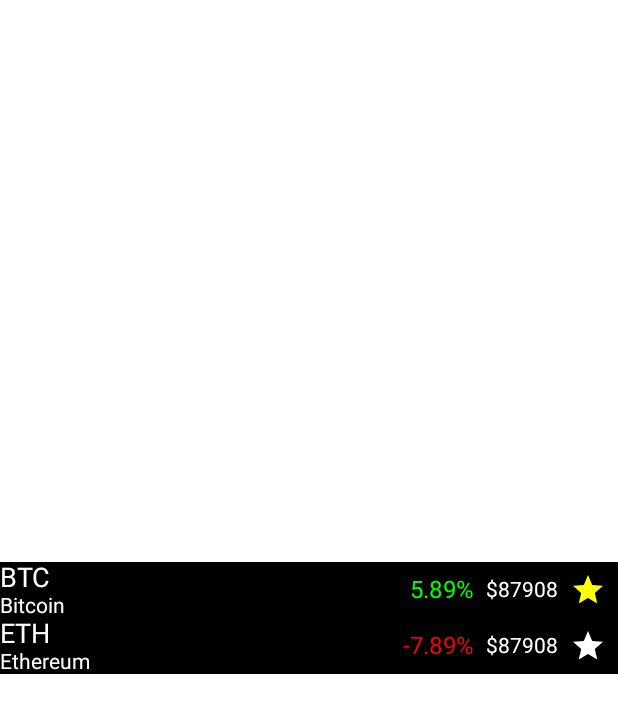
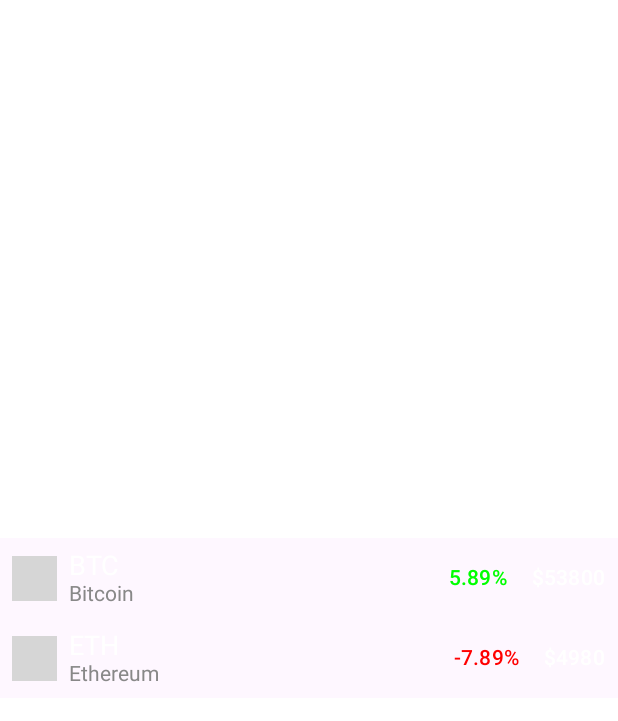
Before and after one commit to sebas1207/infocoinapp, an Android app built with Jetpack Compose: the @Preview function AssetRowPreview, on a phone screen of 412 x 824 dp. Shown: the top 721 px of the screen. Run offline under Robolectric (Android 15) with nearby library versions, the phone set to English and light mode, and no system bars; pictures from the network do not load; grey boxes are pictures that could not be loaded.

```diff
--- a/app/src/main/java/com/example/infocoinapp/AssetsView.kt
+++ b/app/src/main/java/com/example/infocoinapp/AssetsView.kt
@@ -1,74 +1,99 @@
 package com.example.infocoinapp
 
 import androidx.compose.foundation.background
-import androidx.compose.foundation.layout.Arrangement
-import androidx.compose.foundation.layout.Column
-import androidx.compose.foundation.layout.Row
-import androidx.compose.foundation.layout.Spacer
-import androidx.compose.foundation.layout.fillMaxSize
-import androidx.compose.foundation.layout.fillMaxWidth
-import androidx.compose.foundation.layout.padding
+import androidx.compose.foundation.layout.*
+import androidx.compose.foundation.lazy.LazyColumn
+import androidx.compose.foundation.lazy.items
 import androidx.compose.material.icons.Icons
-import androidx.compose.material.icons.filled.CheckCircle
-import androidx.compose.material.icons.filled.KeyboardArrowUp
-import androidx.compose.material.icons.filled.Star
+import androidx.compose.material.icons.filled.AccountCircle
 import androidx.compose.material3.Icon
+import androidx.compose.material3.MaterialTheme
 import androidx.compose.material3.Text
 import androidx.compose.runtime.Composable
+import androidx.compose.runtime.collectAsState
+import androidx.compose.runtime.getValue
 import androidx.compose.ui.Alignment
 import androidx.compose.ui.Modifier
 import androidx.compose.ui.graphics.Color
+import androidx.compose.ui.platform.LocalInspectionMode
 import androidx.compose.ui.tooling.preview.Preview
 import androidx.compose.ui.unit.dp
 import androidx.compose.ui.unit.sp
+import androidx.hilt.navigation.compose.hiltViewModel
 import coil3.compose.AsyncImage
 import com.example.infocoinapp.models.Asset
+import com.example.infocoinapp.viewModels.AssetsListViewModel
+import com.example.infocoinapp.ui.theme.Typography
 
 @Composable
-fun AssetRow(asset: Asset){
+fun AssetsList(viewModel: AssetsListViewModel = hiltViewModel()) {
+    val assets by viewModel.assets.collectAsState()
+    LazyColumn(
+        modifier = Modifier
+            .fillMaxHeight()
+            .background(MaterialTheme.colorScheme.onBackground)
+    ) {
+        items(assets, key = { it.id }) { asset ->
+            AssetRow(asset)
+        }
+    }
+}
+
+@Composable
+fun AssetRow(asset: Asset) {
     Row(
-        modifier = Modifier.fillMaxWidth().background(Color.Black)
+        modifier = Modifier
+            .fillMaxWidth()
+            .background(MaterialTheme.colorScheme.surface)
+            .padding(vertical = 8.dp),
+        verticalAlignment = Alignment.CenterVertically
     ) {
-//        Icon(
-//            imageVector = Icons.Filled.CheckCircle,
-//            contentDescription = null,
-//            tint = Color.Red,
-//            modifier =  Modifier.padding(horizontal = 8.dp).align(Alignment.CenterVertically)
-//        )
-        AsyncImage(
-            model="https://assets.coincap.io/assets/icons/${asset.symbol}@2x.png",
-            contentDescription = null
-        )
+        Box(
+            modifier = Modifier.padding(horizontal = 8.dp)
+        ) {
+            if (LocalInspectionMode.current) {
+                Icon(
+                    imageVector = Icons.Filled.AccountCircle,
+                    contentDescription = null,
+                    tint = Color.White,
+                    modifier = Modifier.size(30.dp)
+                )
+            } else {
+                AsyncImage(
+                    model = "https://assets.coincap.io/assets/icons/${asset.symbol.lowercase()}@2x.png",
+                    contentDescription = null,
+                    modifier = Modifier.size(30.dp)
+                )
+            }
+        }
+
         Column {
             Text(
                 text = asset.symbol,
                 fontSize = 18.sp,
                 color = Color.White
             )
-            Text(text = asset.name,
+            Text(
+                text = asset.name,
                 fontSize = 14.sp,
-                color = Color.White
+                color = Color.Gray
             )
         }
+
         Spacer(modifier = Modifier.weight(1f))
+
         Text(
-            text= "${asset.percentage}%",
-            fontSize = 16.sp,
-            color = if(asset.percentage>=0) Color.Green else Color.Red,
-            modifier =  Modifier.align(Alignment.CenterVertically)
+            text = "${asset.percentage}%",
+            color = if (asset.percentage >= 0) Color.Green else Color.Red,
+            style = Typography.labelLarge,
+            modifier = Modifier.padding(horizontal = 8.dp)
         )
-        Text(text ="$87908",
-            fontSize = 14.sp,
+
+        Text(
+            text = "$${asset.price}",
             color = Color.White,
-            modifier =  Modifier.padding(horizontal = 8.dp).align(Alignment.CenterVertically)
-        )
-        Icon(
-            imageVector = Icons.Filled.Star,
-            contentDescription = "Favorite",
-            tint = if(asset.favorite) Color.Yellow else Color.White,
-            modifier = Modifier
-                .padding(end = 8.dp)
-                .align(Alignment.CenterVertically)
+            style = Typography.labelLarge,
+            modifier = Modifier.padding(horizontal = 8.dp)
         )
     }
 }
@@ -78,33 +103,28 @@ fun AssetRow(asset: Asset){
     showSystemUi = true
 )
 @Composable
-fun AssetRowPreview(){
-    Column(verticalArrangement = Arrangement.Center,
+fun AssetRowPreview() {
+    Column(
+        verticalArrangement = Arrangement.Center,
         modifier = Modifier.fillMaxSize()
-    ){
+    ) {
         AssetRow(
             Asset(
                 id = "01",
-                name ="Bitcoin",
+                name = "Bitcoin",
                 symbol = "BTC",
-                price= "5.38",
+                price = "53800",
                 percentage = 5.89,
-                url = "esiufiwe",
-                favorite = true
             )
         )
         AssetRow(
             Asset(
                 id = "02",
-                name ="Ethereum",
+                name = "Ethereum",
                 symbol = "ETH",
-                price= "4.98",
+                price = "4980",
                 percentage = -7.89,
-                url = "esiufiwe",
-                favorite = false
             )
         )
-
     }
-
 }
--- a/app/src/main/java/com/example/infocoinapp/models/Asset.kt
+++ b/app/src/main/java/com/example/infocoinapp/models/Asset.kt
@@ -1,4 +1,7 @@
 package com.example.infocoinapp.models
+
+
+
 
 data class Asset(
     val id: String,
@@ -6,6 +9,4 @@ data class Asset(
     val symbol: String,
     val price: String,
     val percentage: Double,
-    val url:String,
-    val favorite:Boolean
 )
```
Also changed, not shown: app/build.gradle.kts (+10 -0 lines), app/src/main/AndroidManifest.xml (+7 -1 lines), app/src/main/java/com/example/infocoinapp/AppModule.kt (added, +39 -0 lines), app/src/main/java/com/example/infocoinapp/MainActivity.kt (+5 -17 lines), app/src/main/java/com/example/infocoinapp/models/AssetResponse.kt (added, +13 -0 lines), app/src/main/java/com/example/infocoinapp/models/AssetsResponse.kt (added, +8 -0 lines), app/src/main/java/com/example/infocoinapp/services/infoCoinApiService.kt (added, +18 -0 lines), app/src/main/java/com/example/infocoinapp/viewModels/AssetsListViewModel.kt (added, +46 -0 lines), app/src/main/java/com/example/infocoinapp/views/Navigation.kt (added, +23 -0 lines), app/src/main/java/com/example/infocoinapp/views/SettingsView.kt (added, +16 -0 lines), gradle/libs.versions.toml (+14 -1 lines).
